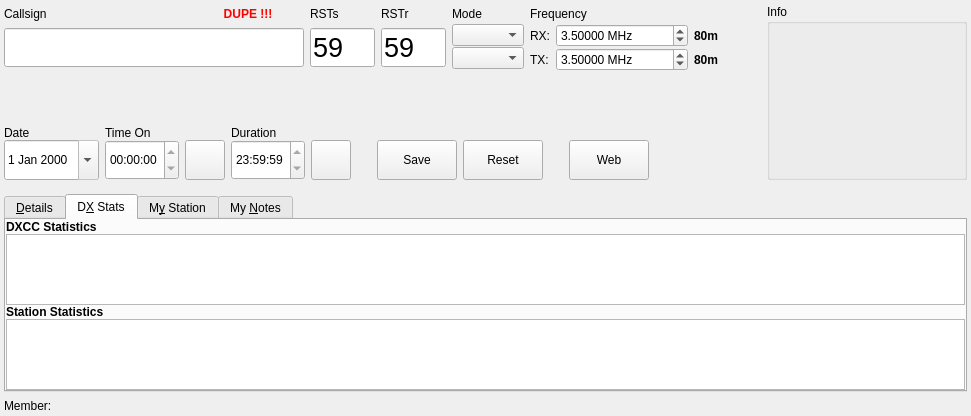
The window that ui/NewContactWidget.ui (aa5sh/QLog) describes before a commit, drawn with Qt 5.
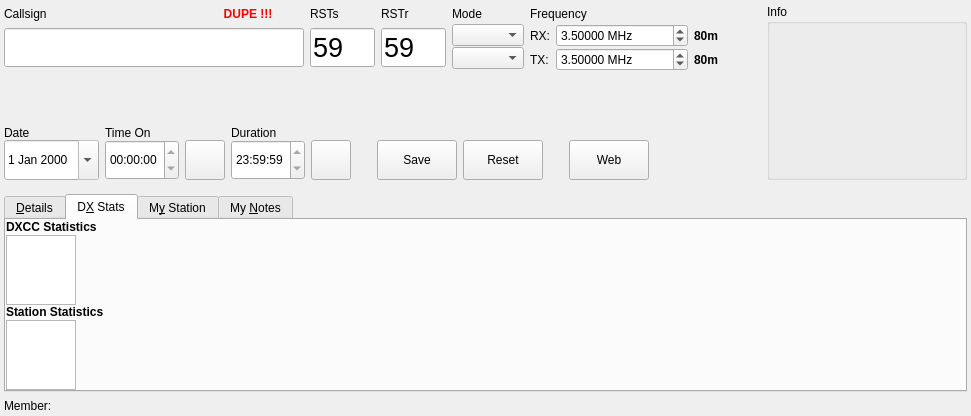
The same window after the commit. The open tabs and pages were chosen to show the change. Icons and pictures are not drawn. Custom widgets are drawn as their Qt base class.

Commit message: NewContact: DXCCStats and StationStats are hidden when empty

Patch:
```diff
--- a/ui/NewContactWidget.ui
+++ b/ui/NewContactWidget.ui
@@ -1439,7 +1439,7 @@
        <item>
         <widget class="DxccTableWidget" name="dxccTableWidget">
          <property name="sizePolicy">
-          <sizepolicy hsizetype="Expanding" vsizetype="Expanding">
+          <sizepolicy hsizetype="Maximum" vsizetype="Maximum">
            <horstretch>0</horstretch>
            <verstretch>0</verstretch>
           </sizepolicy>
@@ -1447,6 +1447,9 @@
          <property name="focusPolicy">
           <enum>Qt::NoFocus</enum>
          </property>
+         <property name="styleSheet">
+          <string notr="true"/>
+         </property>
          <property name="verticalScrollBarPolicy">
           <enum>Qt::ScrollBarAlwaysOff</enum>
          </property>
@@ -1501,7 +1504,7 @@
        <item>
         <widget class="DxccTableWidget" name="stationTableWidget">
          <property name="sizePolicy">
-          <sizepolicy hsizetype="Expanding" vsizetype="Expanding">
+          <sizepolicy hsizetype="Maximum" vsizetype="Maximum">
            <horstretch>0</horstretch>
            <verstretch>0</verstretch>
           </sizepolicy>
```
The commit also changes 1 other file.
